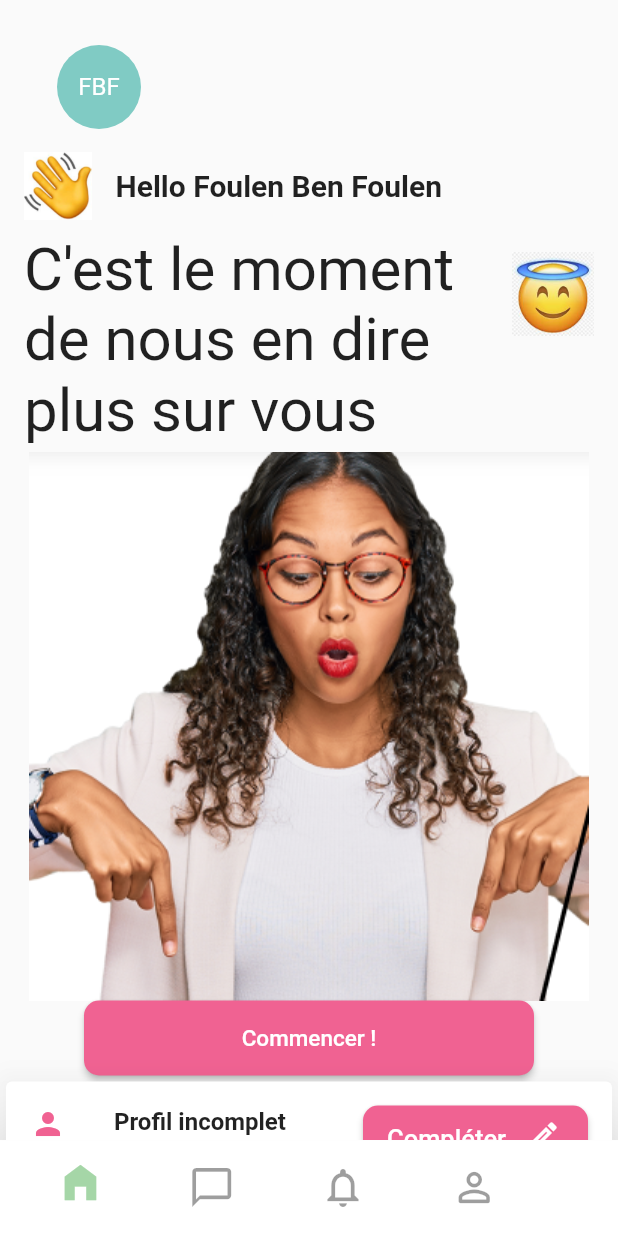
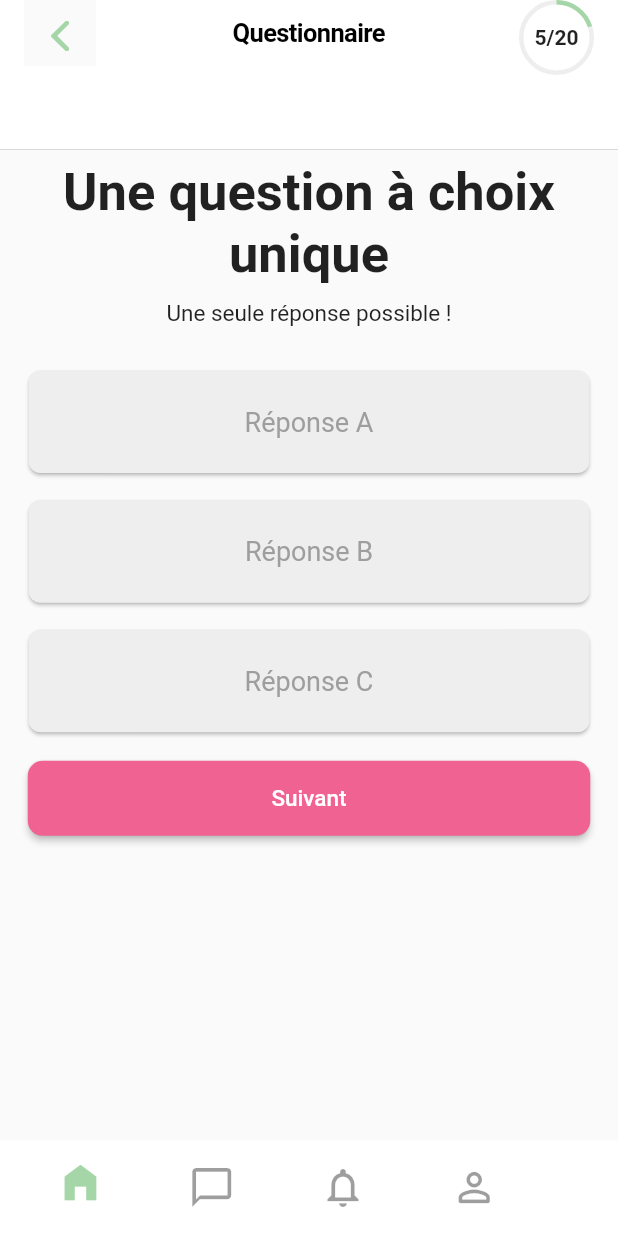
Before and after one commit to moadh-hajkacem/test_octoreality, a Flutter app: the screen it shows after launch, after a tap on "Commencer !", on a phone screen of 412 x 824 dp. Run offline on Flutter 3.47's test engine with Material 2 defaults, Android fonts, the light colour scheme and no system bars; drawn by our look-alikes of percent_indicator; our stand-ins replace group_button.

Commit message:
question + remerciment screen

```diff
--- a/lib/dashboard.dart
+++ b/lib/dashboard.dart
@@ -1,6 +1,7 @@
 import 'package:flutter/material.dart';
 // ignore: import_of_legacy_library_into_null_safe
 import 'package:percent_indicator/circular_percent_indicator.dart';
+import 'package:test_octoreality_moadh/question.dart';
 
 class Dashborad extends StatefulWidget {
   const Dashborad({Key? key}) : super(key: key);
@@ -11,6 +12,7 @@ class Dashborad extends StatefulWidget {
 
 class _DashboradState extends State<Dashborad> {
   var currentIndex = 0;
+  List<String> iconLabel = ["Accueil", "Chat", "Alertes", "Profil"];
   @override
   Widget build(BuildContext context) {
     Size size = MediaQuery.of(context).size;
@@ -19,18 +21,9 @@ class _DashboradState extends State<Dashborad> {
       home: Scaffold(
         resizeToAvoidBottomInset: false,
         bottomNavigationBar: Container(
-          /* margin: EdgeInsets.all(20), */
           height: size.width * .155,
-          decoration: BoxDecoration(
+          decoration: const BoxDecoration(
             color: Colors.white,
-            /* boxShadow: [
-              BoxShadow(
-                color: Colors.black.withOpacity(.15),
-                blurRadius: 30,
-                offset: Offset(0, 10),
-              ),
-            ], */
-            /* borderRadius: BorderRadius.circular(50), */
           ),
           child: ListView.builder(
             itemCount: 4,
@@ -47,25 +40,36 @@ class _DashboradState extends State<Dashborad> {
               splashColor: Colors.transparent,
               highlightColor: Colors.transparent,
               child: Column(
-                mainAxisAlignment: MainAxisAlignment.spaceBetween,
+                mainAxisAlignment: MainAxisAlignment.spaceEvenly,
                 children: [
                   AnimatedContainer(
                     duration: Duration(milliseconds: 1500),
                     curve: Curves.fastLinearToSlowEaseIn,
                     margin: EdgeInsets.only(
-                      bottom: index == currentIndex ? 0 : size.width * .029,
+                      bottom: index == currentIndex ? 0 : size.width * .002,
                       right: size.width * .0422,
                       left: size.width * .0422,
                     ),
                     width: size.width * .128,
                     height: index == currentIndex ? size.width * .014 : 0,
                   ),
+                  Container(
+                    child: Column(
+                      mainAxisAlignment: MainAxisAlignment.spaceEvenly,
+                      children: <Widget>[
                         Icon(
                           listOfIcons[index],
                           size: size.width * .076,
                           color: index == currentIndex
                               ? Colors.green.shade200
                               : Colors.black38,
+                        ),
+                        Text(
+                          iconLabel[index],
+                          style: const TextStyle(fontSize: 12),
+                        ),
+                      ],
+                    ),
                   ),
                   SizedBox(height: size.width * .03),
                 ],
@@ -128,11 +132,16 @@ class _DashboradState extends State<Dashborad> {
                     "Commencer !",
                     style: TextStyle(fontSize: 15),
                   ),
-                  onPressed: () {},
+                  onPressed: () {
+                    Navigator.push(
+                        context,
+                        MaterialPageRoute(
+                            builder: (context) => QuestionScreen()));
+                  },
                 ),
               ),
               Card(
-                elevation: 20,
+                color: Colors.grey.shade200,
                 child: ListTile(
                   title: const Text(
                     "Profil incomplet",
@@ -182,22 +191,25 @@ class _DashboradState extends State<Dashborad> {
                 ),
               ),
               Row(
-                mainAxisAlignment: MainAxisAlignment.center,
+                mainAxisAlignment: MainAxisAlignment.spaceEvenly,
                 children: [
                   Card(
+                    color: Colors.grey.shade200,
                     child: Column(
                       children: <Widget>[
-                        const Text.rich(
+                        Text.rich(
                           TextSpan(
-                            style: TextStyle(
-                              fontSize: 17,
-                            ),
+                            style: const TextStyle(
+                                fontSize: 17, fontWeight: FontWeight.bold),
                             children: [
-                              TextSpan(
+                              const TextSpan(
                                 text: 'Suivi du poids  ',
                               ),
                               WidgetSpan(
-                                child: Icon(Icons.arrow_forward),
+                                child: Icon(
+                                  Icons.arrow_forward,
+                                  color: Colors.pink.shade400,
+                                ),
                               ),
                             ],
                           ),
@@ -207,19 +219,26 @@ class _DashboradState extends State<Dashborad> {
                         ),
                         CircularPercentIndicator(
                           radius: 150.0,
-                          lineWidth: 6.0,
-                          backgroundColor: Colors.blue.shade900,
+                          lineWidth: 8.0,
+                          backgroundColor: Colors.indigo.shade900,
                           center: Column(
                             mainAxisAlignment: MainAxisAlignment.center,
                             children: <Widget>[
                               IconButton(
                                   onPressed: () {},
-                                  icon: const Icon(
+                                  icon: Icon(
                                     Icons.add,
-                                    size: 35,
+                                    color: Colors.pink.shade400,
+                                    size: 40,
                                   )),
-                              const Text("saisissez"),
-                              const Text("votre poids")
+                              const Text("saisissez",
+                                  style: TextStyle(
+                                    fontWeight: FontWeight.bold,
+                                  )),
+                              const Text("votre poids",
+                                  style: TextStyle(
+                                    fontWeight: FontWeight.bold,
+                                  ))
                             ],
                           ),
                         ),
@@ -227,19 +246,24 @@ class _DashboradState extends State<Dashborad> {
                     ),
                   ),
                   Card(
+                    color: Colors.grey.shade200,
                     child: Column(
                       children: <Widget>[
-                        const Text.rich(
+                        Text.rich(
                           TextSpan(
-                            style: TextStyle(
+                            style: const TextStyle(
+                              fontWeight: FontWeight.bold,
                               fontSize: 17,
                             ),
                             children: [
-                              TextSpan(
+                              const TextSpan(
                                 text: 'Exercice  ',
                               ),
                               WidgetSpan(
-                                child: Icon(Icons.arrow_forward),
+                                child: Icon(
+                                  Icons.arrow_forward,
+                                  color: Colors.pink.shade400,
+                                ),
                               ),
                             ],
                           ),
@@ -249,20 +273,30 @@ class _DashboradState extends State<Dashborad> {
                         ),
                         CircularPercentIndicator(
                           radius: 150.0,
-                          lineWidth: 6.0,
-                          backgroundColor: Colors.blue.shade900,
+                          lineWidth: 8.0,
+                          backgroundColor: Colors.indigo.shade900,
                           center: Column(
                             mainAxisAlignment: MainAxisAlignment.center,
                             children: <Widget>[
                               IconButton(
                                   onPressed: () {},
-                                  icon: const Icon(
+                                  icon: Icon(
                                     Icons.add,
-                                    size: 35,
+                                    size: 40,
+                                    color: Colors.pink.shade400,
                                   )),
-                              const Text("connectez"),
-                              const Text("votre app"),
-                              const Text("santé")
+                              const Text("connectez",
+                                  style: TextStyle(
+                                    fontWeight: FontWeight.bold,
+                                  )),
+                              const Text("votre app",
+                                  style: TextStyle(
+                                    fontWeight: FontWeight.bold,
+                                  )),
+                              const Text("santé",
+                                  style: TextStyle(
+                                    fontWeight: FontWeight.bold,
+                                  ))
                             ],
                           ),
                         ),
@@ -271,6 +305,9 @@ class _DashboradState extends State<Dashborad> {
                   ),
                 ],
               ),
+              const SizedBox(
+                height: 10,
+              )
             ]))),
           ],
         ),
--- /dev/null
+++ b/lib/question.dart
@@ -0,0 +1,201 @@
+import 'package:flutter/cupertino.dart';
+import 'package:flutter/material.dart';
+import 'package:flutter/src/foundation/key.dart';
+import 'package:flutter/src/widgets/framework.dart';
+import 'package:group_button/group_button.dart';
+import 'package:percent_indicator/circular_percent_indicator.dart';
+import 'package:test_octoreality_moadh/dashboard.dart';
+import 'package:test_octoreality_moadh/remerciment.dart';
+
+class QuestionScreen extends StatefulWidget {
+  const QuestionScreen({Key? key}) : super(key: key);
+
+  @override
+  State<QuestionScreen> createState() => _QuestionScreenState();
+}
+
+class _QuestionScreenState extends State<QuestionScreen> {
+  var currentIndex = 0;
+  List<bool> isCardEnabled = [];
+  List<String> reponse = ['A', 'B', 'C'];
+  @override
+  Widget build(BuildContext context) {
+    Size size = MediaQuery.of(context).size;
+    return Scaffold(
+      appBar: PreferredSize(
+        preferredSize: Size.fromHeight(100.0),
+        child: Container(
+          height: 120,
+          child: CupertinoNavigationBar(
+            leading: Material(
+              child: IconButton(
+                icon: Icon(CupertinoIcons.back, color: Colors.green[200]),
+                onPressed: () {
+                  Navigator.pop(context);
+                },
+              ),
+            ),
+            backgroundColor: Colors.white,
+            middle: const Text(
+              "Questionnaire",
+            ),
+            trailing: CircularPercentIndicator(
+              backgroundWidth: 3,
+              progressColor: Colors.green.shade200,
+              radius: 50.0,
+              lineWidth: 3.0,
+              percent: 0.2.clamp(.0, 1.0),
+              backgroundColor: Colors.grey.shade200,
+              center: Column(
+                mainAxisAlignment: MainAxisAlignment.center,
+                children: const <Widget>[
+                  Text(
+                    "5/20",
+                    style: TextStyle(fontWeight: FontWeight.bold),
+                  )
+                ],
+              ),
+            ),
+          ),
+        ),
+      ),
+      resizeToAvoidBottomInset: false,
+      body: Column(
+        children: <Widget>[
+          SizedBox(
+            height: 8,
+          ),
+          const Text(
+            "Une question à choix unique",
+            textAlign: TextAlign.center,
+            style: TextStyle(fontSize: 35, fontWeight: FontWeight.bold),
+          ),
+          SizedBox(
+            height: 10,
+          ),
+          const Text(
+            "Une seule réponse possible !",
+            style: TextStyle(fontSize: 15),
+          ),
+          SizedBox(
+            height: 10,
+          ),
+          GridView.builder(
+              shrinkWrap: true,
+              padding: const EdgeInsets.all(15),
+              gridDelegate: const SliverGridDelegateWithFixedCrossAxisCount(
+                  crossAxisCount: 1,
+                  childAspectRatio: 5,
+                  crossAxisSpacing: 10,
+                  mainAxisSpacing: 10),
+              itemCount: 3,
+              itemBuilder: (BuildContext context, int index) {
+                isCardEnabled.add(false);
+                return GestureDetector(
+                    onTap: () {
+                      isCardEnabled.replaceRange(0, isCardEnabled.length, [
+                        for (int i = 0; i < isCardEnabled.length; i++) false
+                      ]);
+                      isCardEnabled[index] = true;
+                      setState(() {});
+                    },
+                    child: SizedBox(
+                      height: 40,
+                      width: 90,
+                      child: Card(
+                        color: isCardEnabled[index]
+                            ? Colors.indigo.shade900
+                            : Colors.grey.shade200,
+                        shape: RoundedRectangleBorder(
+                            borderRadius: BorderRadius.circular(8)),
+                        child: Center(
+                          child: Text(
+                            'Réponse ${reponse[index]}',
+                            style: TextStyle(
+                                color: isCardEnabled[index]
+                                    ? Colors.white
+                                    : Colors.grey,
+                                fontSize: 18),
+                          ),
+                        ),
+                      ),
+                    ));
+              }),
+          ConstrainedBox(
+            constraints: const BoxConstraints.tightFor(width: 375, height: 50),
+            child: ElevatedButton(
+              style: ButtonStyle(
+                  shape: MaterialStateProperty.all<RoundedRectangleBorder>(
+                      RoundedRectangleBorder(
+                    borderRadius: BorderRadius.circular(10.0),
+                  )),
+                  backgroundColor:
+                      MaterialStateProperty.all(Colors.pink.shade300)),
+              child: const Text(
+                "Suivant",
+                style: TextStyle(fontSize: 15),
+              ),
+              onPressed: () {
+                Navigator.push(context,
+                    MaterialPageRoute(builder: (context) => Remerciement()));
+              },
+            ),
+          ),
+        ],
+      ),
+      bottomNavigationBar: Container(
+        height: size.width * .155,
+        decoration: const BoxDecoration(
+          color: Colors.white,
+        ),
+        child: ListView.builder(
+          itemCount: 4,
+          scrollDirection: Axis.horizontal,
+          padding: EdgeInsets.symmetric(horizontal: size.width * .024),
+          itemBuilder: (context, index) => InkWell(
+            onTap: () {
+              setState(
+                () {
+                  currentIndex = index;
+                },
+              );
+            },
+            splashColor: Colors.transparent,
+            highlightColor: Colors.transparent,
+            child: Column(
+              mainAxisAlignment: MainAxisAlignment.spaceBetween,
+              children: [
+                AnimatedContainer(
+                  duration: Duration(milliseconds: 1500),
+                  curve: Curves.fastLinearToSlowEaseIn,
+                  margin: EdgeInsets.only(
+                    bottom: index == currentIndex ? 0 : size.width * .029,
+                    right: size.width * .0422,
+                    left: size.width * .0422,
+                  ),
+                  width: size.width * .128,
+                  height: index == currentIndex ? size.width * .014 : 0,
+                ),
+                Icon(
+                  listOfIcons[index],
+                  size: size.width * .076,
+                  color: index == currentIndex
+                      ? Colors.green.shade200
+                      : Colors.black38,
+                ),
+                SizedBox(height: size.width * .03),
+              ],
+            ),
+          ),
+        ),
+      ),
+    );
+  }
+
+  List<IconData> listOfIcons = [
+    Icons.home_filled,
+    Icons.chat_bubble_outline,
+    Icons.notifications_none,
+    Icons.person_outline_rounded,
+  ];
+}
--- a/pubspec.yaml
+++ b/pubspec.yaml
@@ -35,6 +35,7 @@ dependencies:
   # Use with the CupertinoIcons class for iOS style icons.
   cupertino_icons: ^1.0.2
   percent_indicator: ^2.1.5
+  group_button: ^5.2.2
 
 dev_dependencies:
   flutter_test:
```
Also changed, not shown: lib/remerciment.dart (added, +111 -0 lines), pubspec.lock. Lines whose indentation alone changed are shown as unchanged.
